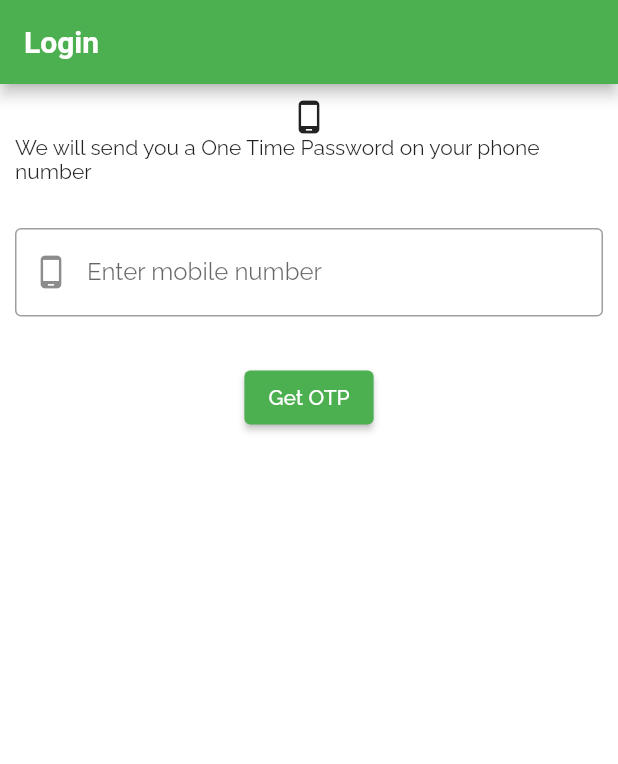
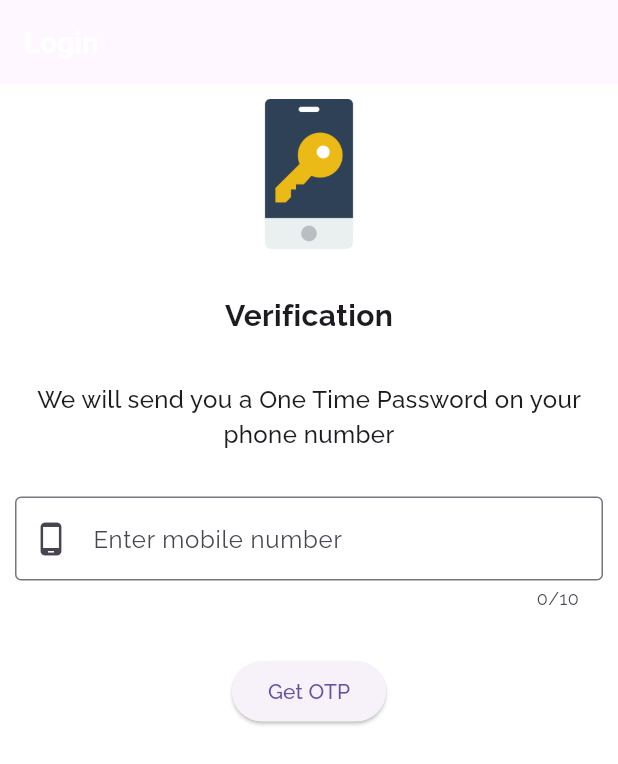
Before and after one commit to Aravindh1505/ExpanseTracker, a Flutter app: the screen it shows after launch, on a phone screen of 412 x 824 dp. Shown: the top 764 px of the screen. Run offline on Flutter 3.47's test engine with Material 2 defaults, Android fonts, the phone set to English and light mode, and no system bars; our stand-ins replace cloud_firestore, firebase_auth, firebase_core, google_fonts, pinput; accounts and stored records are empty.

Commit message:
Updated: OTP verification navigation flow

```diff
--- a/lib/main.dart
+++ b/lib/main.dart
@@ -1,17 +1,14 @@
+import 'package:expanse_tracker/screens/otp_verification.dart';
 import 'package:firebase_core/firebase_core.dart';
 import 'package:flutter/material.dart';
 
-import '../screens/home_screen.dart';
+import '../screens/categories_screen.dart';
+import '../screens/entries_form_screen.dart';
 import '../screens/entries_screen.dart';
-import '../screens/entries_form_screen.dart';
-import '../screens/categories_screen.dart';
+import '../screens/login_screen.dart';
 import '../screens/payment_mode_screen.dart';
+import '../utils/custom_theme.dart';
 import '../utils/route_names.dart';
-import '../utils/custom_theme.dart';
-import '../screens/firebase_demo.dart';
-import '../screens/firebase_phone_auth.dart';
-import '../screens/firebase_database.dart';
-import '../screens/login_screen.dart';
 
 void main() async {
   WidgetsFlutterBinding.ensureInitialized();
@@ -28,10 +25,12 @@ class MyApp extends StatelessWidget {
       theme: CustomTheme.lightTheme,
       routes: {
         RouteNames.HOME: (_) => const LoginScreen(),
+        RouteNames.LOGIN_SCREEN: (_) => const LoginScreen(),
+        RouteNames.OTP_VERIFICATION_SCREEN: (_) => OtpVerificationScreen(),
         RouteNames.ENTRIES_SCREEN: (_) => const EntriesScreen(),
         RouteNames.ENTRIES_FORM_SCREEN: (_) => const EntriesFormScreen(),
         RouteNames.CATEGORIES_SCREEN: (_) => const CategoriesScreen(),
-        RouteNames.PAYMENT_MODE_SCREEN: (_) => const PaymentModeScreen()
+        RouteNames.PAYMENT_MODE_SCREEN: (_) => const PaymentModeScreen(),
       },
     );
   }
--- a/lib/screens/login_screen.dart
+++ b/lib/screens/login_screen.dart
@@ -1,6 +1,8 @@
 import 'package:flutter/material.dart';
 
 import '../utils/constants.dart';
+import '../widgets/custom_widgets.dart';
+import '../utils/route_names.dart';
 
 class LoginScreen extends StatefulWidget {
   const LoginScreen({Key? key}) : super(key: key);
@@ -15,6 +17,8 @@ class _LoginScreenState extends State<LoginScreen> {
   void _submit() {
     String mobileNumber = _controller.text.toString();
     print('MobileNumber $mobileNumber');
+
+    Navigator.of(context).pushNamed(RouteNames.OTP_VERIFICATION_SCREEN, arguments: mobileNumber);
   }
 
   @override
@@ -36,12 +40,20 @@ class _LoginScreenState extends State<LoginScreen> {
         title: const Text(Constants.TITLE_LOGIN),
       ),
       body: Container(
-        margin: EdgeInsets.all(10.0),
+        margin: const EdgeInsets.all(10.0),
         child: Column(
           children: [
-            Icon(Icons.phone_android),
-            Text('We will send you a One Time Password on your phone number'),
-            const SizedBox(height: 30),
+            Image.asset(
+              'assets/images/smartphone.png',
+              fit: BoxFit.cover,
+              width: 100,
+              height: 100,
+            ),
+            const CustomSizedBox(),
+            const Heading('Verification'),
+            const CustomSizedBox(),
+            const Paragraph('We will send you a One Time Password on your phone number'),
+            const CustomSizedBox(),
             TextField(
               decoration: const InputDecoration(
                 border: OutlineInputBorder(),
@@ -51,8 +63,9 @@ class _LoginScreenState extends State<LoginScreen> {
               controller: _controller,
               onSubmitted: (value) => _submit(),
               keyboardType: TextInputType.phone,
+              maxLength: 10,
             ),
-            const SizedBox(height: 30),
+            const CustomSizedBox(),
             ElevatedButton(
               onPressed: _submit,
               child: const Text('Get OTP'),
--- a/lib/utils/custom_theme.dart
+++ b/lib/utils/custom_theme.dart
@@ -4,7 +4,7 @@ import 'package:google_fonts/google_fonts.dart';
 class CustomTheme {
   static ThemeData get lightTheme {
     return ThemeData(
-        useMaterial3: false,
+        useMaterial3: true,
         primarySwatch: Colors.green,
         scaffoldBackgroundColor: Colors.white,
         fontFamily: GoogleFonts.raleway().fontFamily,
--- a/lib/utils/route_names.dart
+++ b/lib/utils/route_names.dart
@@ -1,5 +1,9 @@
 class RouteNames {
   static const String HOME = '/';
+
+  static const String LOGIN_SCREEN = 'login-screen';
+
+  static const String OTP_VERIFICATION_SCREEN = 'otp-verification-screen';
 
   static const String ENTRIES_SCREEN = 'entries-screen';
 
--- /dev/null
+++ b/lib/widgets/custom_widgets.dart
@@ -0,0 +1,52 @@
+import 'package:flutter/material.dart';
+
+class CustomSizedBox extends StatelessWidget {
+  final double width;
+  final double height;
+
+  const CustomSizedBox({super.key, this.width = double.infinity, this.height = 30});
+
+  @override
+  Widget build(BuildContext context) {
+    return SizedBox(
+      width: width,
+      height: height,
+    );
+  }
+}
+
+class Heading extends StatelessWidget {
+  final String? text;
+
+  const Heading(this.text, {super.key});
+
+  @override
+  Widget build(BuildContext context) {
+    return Text(
+      text!,
+      style: const TextStyle(
+        fontSize: 20.0,
+        fontWeight: FontWeight.w700,
+      ),
+    );
+  }
+}
+
+class Paragraph extends StatelessWidget {
+  final String text;
+  final TextAlign textAlign;
+
+  const Paragraph(this.text, {this.textAlign = TextAlign.center});
+
+  @override
+  Widget build(BuildContext context) {
+    return Text(
+      text,
+      style: const TextStyle(
+        fontSize: 16.0,
+        fontWeight: FontWeight.w500,
+      ),
+      textAlign: TextAlign.center,
+    );
+  }
+}
--- a/pubspec.yaml
+++ b/pubspec.yaml
@@ -26,3 +26,6 @@ dev_dependencies:
 flutter:
 
   uses-material-design: true
+
+  assets:
+    - assets/images/
```
Also changed, not shown: lib/screens/home_screen.dart (+12 -0 lines), lib/screens/otp_verification.dart (renamed from lib/screens/firebase_phone_auth.dart, +48 -32 lines), assets/images/smartphone.png (added).
